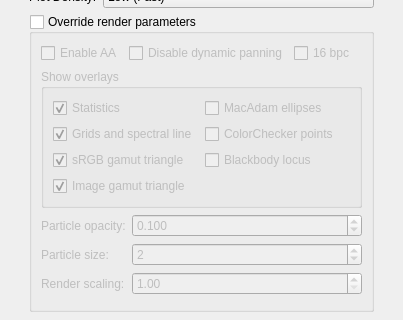
This is mainwindow.ui in kampidh/Color-Gamut-Plotter-QtVer as Qt 5 draws it before an edit; both pictures show x 0 to 403 and y 278 to 598 of the 403 by 951 pixel window. The edited form follows.
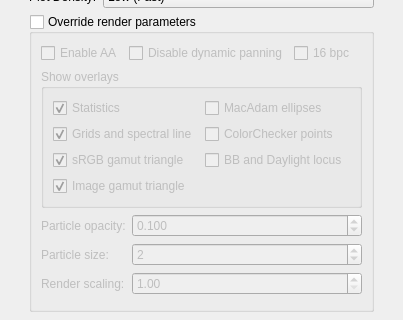
This is the edited form.

Commit message: 2D plot: also add Daylight locus

```diff
--- a/mainwindow.ui
+++ b/mainwindow.ui
@@ -253,7 +253,7 @@
             <item row="2" column="1">
              <widget class="QCheckBox" name="showBlBodyLocChk">
               <property name="text">
-               <string>Blackbody locus</string>
+               <string>BB and Daylight locus</string>
               </property>
              </widget>
             </item>
```
The commit also changes 1 other file.
